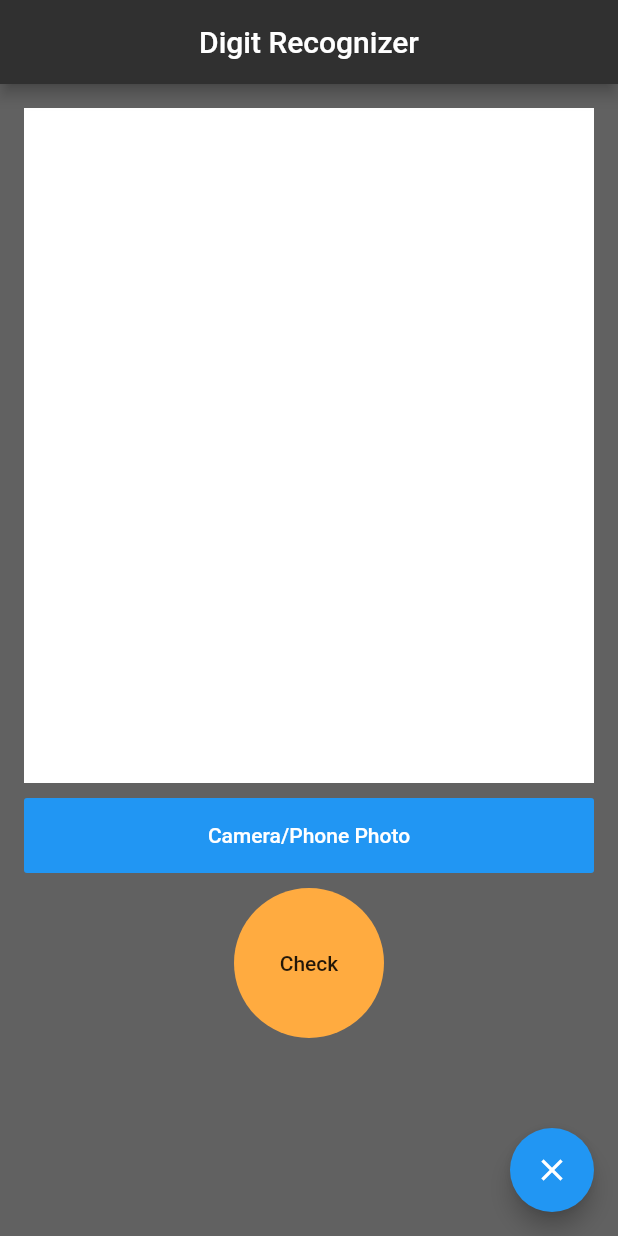
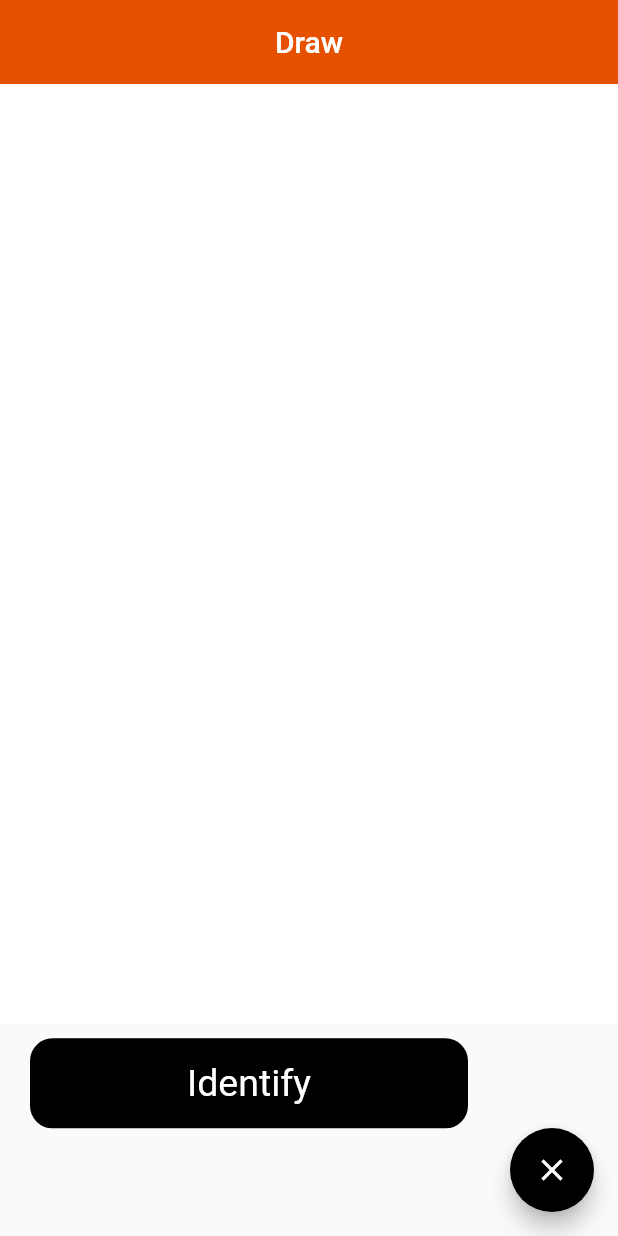
Before and after one commit to Shubham-2007/Digit_Recognizer, a Flutter app: the screen it shows after launch, on a phone screen of 412 x 824 dp. Run offline on Flutter 3.47's test engine with Material 2 defaults, Android fonts, the phone set to English and light mode, and no system bars; our stand-ins replace dio, image_picker.

Commit message:
UI changes

```diff
--- a/lib/input_output/canvas.dart
+++ b/lib/input_output/canvas.dart
@@ -12,7 +12,9 @@ class DrawingBoard extends StatefulWidget {
 class _DrawingBoardState extends State<DrawingBoard> {
   @override
   Widget build(BuildContext context) {
-    return GestureDetector(
+    return Container(
+      height: 450,
+      child: GestureDetector(
         onPanUpdate: (details) {
           setState(() {
             RenderBox renderBox = context.findRenderObject();
@@ -33,7 +35,7 @@ class _DrawingBoardState extends State<DrawingBoard> {
                 paint: Paint()
                   ..strokeCap = StrokeCap.round
                   ..isAntiAlias = true
-                ..color = Colors.red
+                  ..color = Colors.black
                   ..strokeWidth = 25.0));
           });
         },
@@ -43,8 +45,10 @@ class _DrawingBoardState extends State<DrawingBoard> {
           });
         },
         child: CustomPaint(
-        size: Size.infinite,
+
+          size: Size.fromHeight(450.0),
           painter: DrawingPainter(pointsList: points),
+        ),
       ),
     );
   }
@@ -53,6 +57,7 @@ class _DrawingBoardState extends State<DrawingBoard> {
 class Draw1 extends ChangeNotifier {
   Widget cleancanvas() {
     return FloatingActionButton(
+      backgroundColor: Colors.black,
       child: Icon(Icons.clear),
       onPressed: () {
         points.clear();
--- a/lib/main.dart
+++ b/lib/main.dart
@@ -21,6 +21,7 @@ class MyApp extends StatelessWidget {
   ChangeNotifierProvider<Draw1>(create: (_) => Draw1()),
 ],
       child: MaterialApp(
+        debugShowCheckedModeBanner: false,
         title: 'Flutter Demo',
         theme: ThemeData(
           primarySwatch: Colors.blue,
--- a/lib/screen/Layout.dart
+++ b/lib/screen/Layout.dart
@@ -15,18 +15,16 @@ import 'package:digit_finder/input_output/canvas.dart';
 class Layout extends StatelessWidget {
   //List<DrawingPoint> points = [];
   static GlobalKey previewContainer = new GlobalKey();
-  DrawingBoard floatbutton = new DrawingBoard();
+  // DrawingBoard floatbutton = new DrawingBoard();
   @override
   Widget build(BuildContext context) {
     final devicephoto = Provider.of<CameraGallery>(context);
     final showresult = Provider.of<Output>(context);
     final draw = Provider.of<Draw1>(context);
     return Scaffold(
+        // backgroundColor: Colors.red,
         appBar: appbar(),
-        body: Container(
-          decoration: BoxDecoration(color: Colors.grey[700]),
-          padding: EdgeInsets.fromLTRB(16, 16, 16, 0),
-          child: Column(
+        body: Column(
           //mainAxisAlignment: MainAxisAlignment.center,
           children: <Widget>[
             RepaintBoundary(
@@ -34,7 +32,7 @@ class Layout extends StatelessWidget {
               child: Container(
                 //con > 0 ? uploadimage.imagereturn() : Container()
                 width: double.infinity,
-                  height: 450,
+                height: MediaQuery.of(context).size.height * 0.76,
                 color: Colors.white,
                 child: Consumer<CameraGallery>(
                     builder: (context, provider, child) {
@@ -44,30 +42,37 @@ class Layout extends StatelessWidget {
                 }),
               ),
             ),
+            // SizedBox(
+            //   height: 10,
+            // ),
+            // Container(
+            //   width: double.infinity,
+            //   height: 50,
+            //   child: FlatButton(
+            //     child: Text("Camera/Phone Photo"),
+            //     color: Colors.blue,
+            //     textColor: Colors.white,
+            //     onPressed: () {
+            //       devicephoto.showdialong(context);
+            //     },
+            //   ),
+            // ),
             SizedBox(
               height: 10,
             ),
             Container(
-                width: double.infinity,
-                height: 50,
-                child: FlatButton(
-                  child: Text("Camera/Phone Photo"),
-                  color: Colors.blue,
-                  textColor: Colors.white,
-                  onPressed: () {
-                    devicephoto.showdialong(context);
-                  },
-                ),
-              ),
-              SizedBox(
-                height: 10,
-              ),
-              Container(
+              width: MediaQuery.of(context).size.width,
+              alignment: Alignment.center,
+              height: 60.0,
+              margin: EdgeInsets.only(
+                  left: 20.0, right: 100.0, top: 0.0, bottom: 10.0),
               decoration: BoxDecoration(
-                    shape: BoxShape.circle, color: Colors.orangeAccent),
-                child: FlatButton(
-                  child: Text("Check"),
-                  onPressed: () async {
+                color: Colors.black,
+                  borderRadius: BorderRadius.circular(15.0),
+                  border: Border.all(color: Colors.black, width: 2.0)),
+              child: GestureDetector(
+                child: Text('Identify',style: TextStyle(fontSize: 25.0,color: Colors.white),),
+                onTap: () async{
                   //rint(devicephoto.imageFile);
                   //File imagephoto = takeScreenShot(previewContainer)[0];
                   // ByteData imagesize = takeScreenShot(previewContainer);
@@ -79,15 +84,30 @@ class Layout extends StatelessWidget {
                   devicephoto.noimagereturn();
                   draw.clean();
                 },
-                  //points.clear();
               ),
-                height: 100,
-                width: 100,
+              // child: FlatButton(
+
+              //   color: Colors.black,
+              //   textColor: Colors.white,
+              //   child: Text("Identify"),
+              //   onPressed: () async {
+              //     //rint(devicephoto.imageFile);
+              //     //File imagephoto = takeScreenShot(previewContainer)[0];
+              //     // ByteData imagesize = takeScreenShot(previewContainer);
+              //     // print("imagesize");print(imagesize);
+              //     var image = await takeScreenShot(previewContainer);
+              //     //print("++++++");
+              //     //print(image);
+              //     showresult.showdialongoutput(context, image);
+              //     devicephoto.noimagereturn();
+              //     draw.clean();
+              //   },
+              //   //points.clear();
+              // ),
             ),
 
             // showresult.clickbutton(context, imageFile),
           ],
-          ),
         ),
         floatingActionButton: draw.cleancanvas());
   }
--- a/lib/screen/widget.dart
+++ b/lib/screen/widget.dart
@@ -53,15 +53,15 @@ takeScreenShot(GlobalKey previewContainer) async {
 
 Widget appbar() {
   return AppBar(
-    title: Center(
-      child: Text(
-        'Digit Recognizer',
-        style:
-            //Theme.of(context).textTheme.headline1,
-            TextStyle(color: Colors.white),
-      ),
+    elevation: 0.0,
+    centerTitle: true,
+    title: Text(
+      'Draw',
+      style:
+          //Theme.of(context).textTheme.headline1,
+          TextStyle(color: Colors.white),
     ),
-    backgroundColor: Colors.grey[850],
+    backgroundColor: Colors.orange[900],
   );
 }
 
--- a/lib/server/apicall.dart
+++ b/lib/server/apicall.dart
@@ -28,6 +28,7 @@ import "package:dio/dio.dart";
 // }
 
 Future<String> identifyDigitFromAssets(imagepath) async {
+  print('imagepath: $imagepath');
   String url = "http://10.0.2.2:8000/digit/";
 
   // print("----------------------------0");
@@ -39,9 +40,8 @@ Future<String> identifyDigitFromAssets(imagepath) async {
   //print(bytes.buffer.asUint8List());
   // print("-----------------------2");
   FormData formdata = FormData.fromMap({
-    'file': MultipartFile.fromBytes(imagepath.buffer.asUint8List(),
-        filename: "imagepath.toString()"
-        )
+    'image': MultipartFile.fromBytes(imagepath.buffer.asUint8List(),
+        filename: "imagepath.toString()")
   });
   // print(formdata);
   // print("-----------------------3");
```
Also changed, not shown: lib/input_output/output.dart (+36 -4 lines), pubspec.lock. Lines whose indentation alone changed are shown as unchanged.
